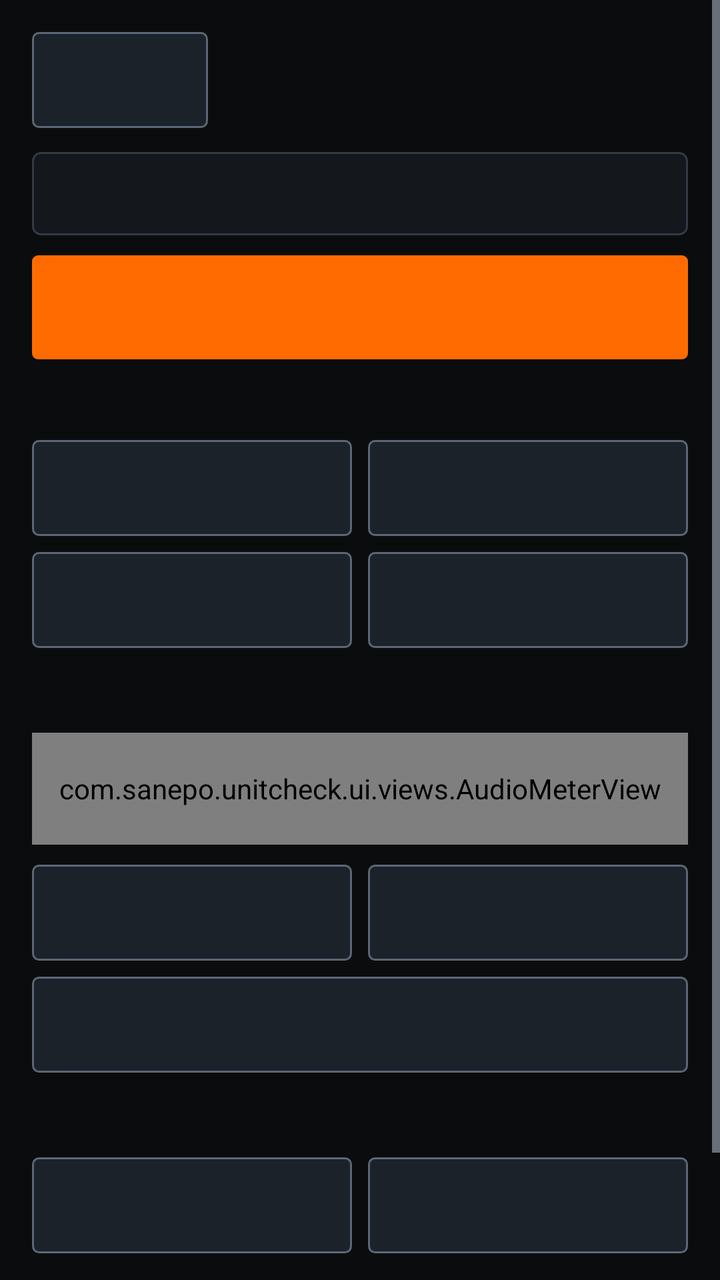
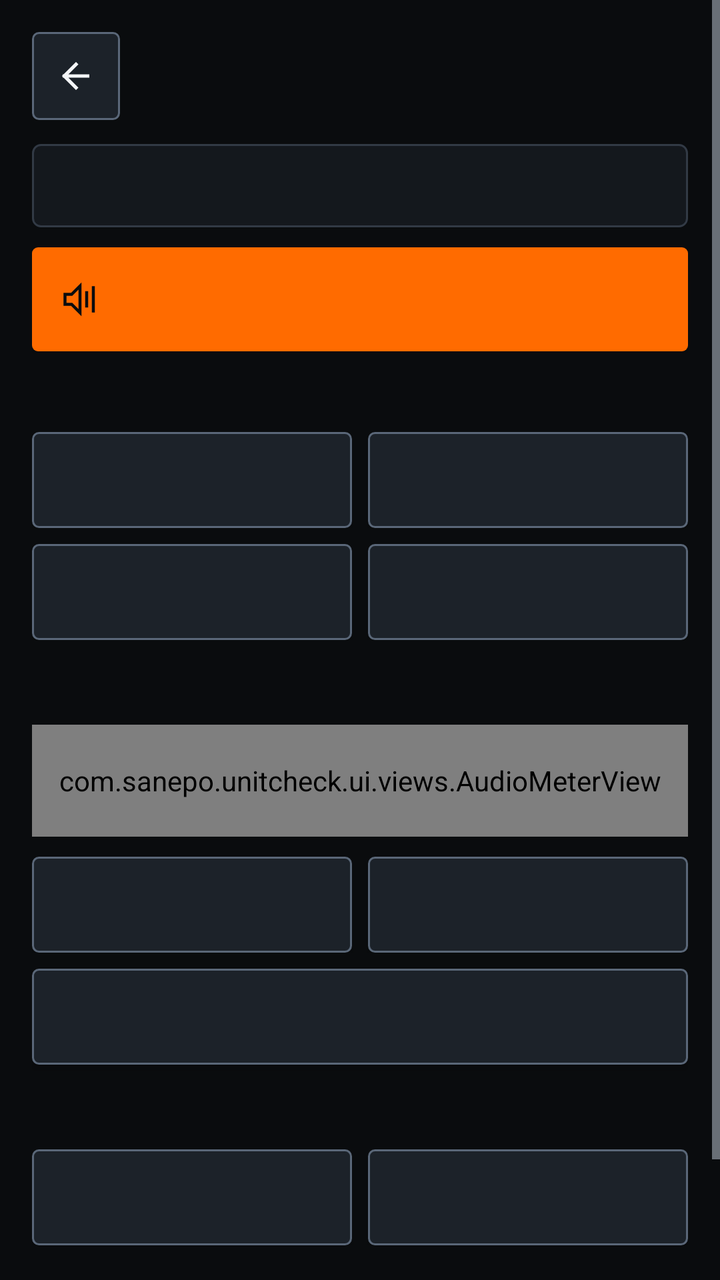

The first picture is an Android layout as it rendered before a commit; the second is the same layout after the commit. The layout source and the unified diff follow.
<!-- AndroidManifest.xml: activity theme Theme.SanepoUnitCheck -->
<!-- res/layout/activity_audio_test.xml -->
<?xml version="1.0" encoding="utf-8"?>
<ScrollView xmlns:android="http://schemas.android.com/apk/res/android"
    android:id="@+id/rootAudioTest"
    android:layout_width="match_parent"
    android:layout_height="match_parent"
    android:background="@color/bg_canvas"
    android:clipToPadding="false">

    <LinearLayout
        android:layout_width="match_parent"
        android:layout_height="wrap_content"
        android:orientation="vertical"
        android:padding="16dp">

        <TextView
            android:id="@+id/tvWizardStep"
            android:layout_width="match_parent"
            android:layout_height="wrap_content"
            android:layout_marginBottom="10dp"
            android:background="@drawable/bg_badge_warn"
            android:paddingHorizontal="10dp"
            android:paddingVertical="6dp"
            android:textColor="@color/status_warn_fg"
            android:textSize="12sp"
            android:textStyle="bold"
            android:visibility="gone" />

        <LinearLayout
            android:layout_width="match_parent"
            android:layout_height="wrap_content"
            android:gravity="center_vertical"
            android:orientation="horizontal">

            <Button
                android:id="@+id/btnBackAudio"
                android:layout_width="wrap_content"
                android:layout_height="48dp"
                android:background="@drawable/bg_btn_secondary"
                android:focusable="true"
                android:paddingHorizontal="14dp"
                android:textColor="@color/text_primary" />

            <TextView
                android:id="@+id/tvAudioTitle"
                android:layout_width="0dp"
                android:layout_height="wrap_content"
                android:layout_marginStart="12dp"
                android:layout_weight="1"
                android:textColor="@color/text_primary"
                android:textSize="18sp"
                android:textStyle="bold" />
        </LinearLayout>

        <TextView
            android:id="@+id/tvAudioStatus"
            style="@style/TechValueMono"
            android:layout_width="match_parent"
            android:layout_height="wrap_content"
            android:layout_marginTop="12dp"
            android:background="@drawable/bg_card_sharp"
            android:lineSpacingExtra="3dp"
            android:padding="12dp"
            android:textColor="@color/text_secondary" />

        <Button
            android:id="@+id/btnQuickLoopback"
            android:layout_width="match_parent"
            android:layout_height="52dp"
            android:layout_marginTop="10dp"
            android:background="@drawable/bg_btn_primary"
            android:focusable="true"
            android:textColor="@color/text_on_accent"
            android:textSize="13sp"
            android:textStyle="bold" />

        <TextView
            android:id="@+id/tvSecSpeakers"
            style="@style/TechSectionHeader"
            android:layout_width="match_parent"
            android:layout_height="wrap_content"
            android:layout_marginTop="16dp" />

        <LinearLayout
            android:layout_width="match_parent"
            android:layout_height="wrap_content"
            android:layout_marginTop="8dp"
            android:orientation="horizontal">

            <Button
                android:id="@+id/btnEarpieceTone"
                android:layout_width="0dp"
                android:layout_height="48dp"
                android:layout_weight="1"
                android:background="@drawable/bg_btn_secondary"
                android:focusable="true"
                android:textColor="@color/text_primary" />

            <Button
                android:id="@+id/btnSpeakerTone"
                android:layout_width="0dp"
                android:layout_height="48dp"
                android:layout_marginStart="8dp"
                android:layout_weight="1"
                android:background="@drawable/bg_btn_secondary"
                android:focusable="true"
                android:textColor="@color/text_primary" />
        </LinearLayout>

        <LinearLayout
            android:layout_width="match_parent"
            android:layout_height="wrap_content"
            android:layout_marginTop="8dp"
            android:orientation="horizontal">

            <Button
                android:id="@+id/btnSpeakerLeft"
                android:layout_width="0dp"
                android:layout_height="48dp"
                android:layout_weight="1"
                android:background="@drawable/bg_btn_secondary"
                android:focusable="true"
                android:textColor="@color/text_primary" />

            <Button
                android:id="@+id/btnSpeakerRight"
                android:layout_width="0dp"
                android:layout_height="48dp"
                android:layout_marginStart="8dp"
                android:layout_weight="1"
                android:background="@drawable/bg_btn_secondary"
                android:focusable="true"
                android:textColor="@color/text_primary" />
        </LinearLayout>

        <TextView
            android:id="@+id/tvSecMics"
            style="@style/TechSectionHeader"
            android:layout_width="match_parent"
            android:layout_height="wrap_content"
            android:layout_marginTop="18dp" />

        <com.sanepo.unitcheck.ui.views.AudioMeterView
            android:id="@+id/audioMeterView"
            android:layout_width="match_parent"
            android:layout_height="56dp"
            android:layout_marginTop="8dp" />

        <LinearLayout
            android:layout_width="match_parent"
            android:layout_height="wrap_content"
            android:layout_marginTop="10dp"
            android:orientation="horizontal">

            <Button
                android:id="@+id/btnRecPrimaryMic"
                android:layout_width="0dp"
                android:layout_height="48dp"
                android:layout_weight="1"
                android:background="@drawable/bg_btn_secondary"
                android:focusable="true"
                android:textColor="@color/accent_amber_text"
                android:textStyle="bold" />

            <Button
                android:id="@+id/btnRecSecondaryMic"
                android:layout_width="0dp"
                android:layout_height="48dp"
                android:layout_marginStart="8dp"
                android:layout_weight="1"
                android:background="@drawable/bg_btn_secondary"
                android:focusable="true"
                android:textColor="@color/text_primary" />
        </LinearLayout>

        <Button
            android:id="@+id/btnPlaybackMic"
            android:layout_width="match_parent"
            android:layout_height="48dp"
            android:layout_marginTop="8dp"
            android:background="@drawable/bg_btn_secondary"
            android:focusable="true"
            android:textColor="@color/text_primary"
            android:textStyle="bold" />

        <TextView
            android:id="@+id/tvSecHaptics"
            style="@style/TechSectionHeader"
            android:layout_width="match_parent"
            android:layout_height="wrap_content"
            android:layout_marginTop="18dp" />

        <LinearLayout
            android:layout_width="match_parent"
            android:layout_height="wrap_content"
            android:layout_marginTop="8dp"
            android:orientation="horizontal">

            <Button
                android:id="@+id/btnVibeShort"
                android:layout_width="0dp"
                android:layout_height="48dp"
                android:layout_weight="1"
                android:background="@drawable/bg_btn_secondary"
                android:focusable="true"
                android:textColor="@color/text_primary" />

            <Button
                android:id="@+id/btnVibePattern"
                android:layout_width="0dp"
                android:layout_height="48dp"
                android:layout_marginStart="8dp"
                android:layout_weight="1"
                android:background="@drawable/bg_btn_secondary"
                android:focusable="true"
                android:textColor="@color/text_primary" />
        </LinearLayout>

        <LinearLayout
            android:layout_width="match_parent"
            android:layout_height="wrap_content"
            android:layout_marginTop="20dp"
            android:orientation="horizontal">

            <Button
                android:id="@+id/btnAudioPass"
                android:layout_width="0dp"
                android:layout_height="48dp"
                android:layout_weight="1"
                android:background="@drawable/bg_badge_pass"
                android:focusable="true"
                android:textColor="@color/status_pass_fg"
                android:textStyle="bold" />

            <Button
                android:id="@+id/btnAudioFail"
                android:layout_width="0dp"
                android:layout_height="48dp"
                android:layout_marginStart="10dp"
                android:layout_weight="1"
                android:background="@drawable/bg_badge_fail"
                android:focusable="true"
                android:textColor="@color/status_fail_fg"
                android:textStyle="bold" />
        </LinearLayout>
    </LinearLayout>
</ScrollView>
<!-- resources referenced by this layout -->
<resources>
  <color name="accent_amber_text">#FF8C38</color>
  <color name="bg_canvas">#0A0C0E</color>
  <color name="status_fail_fg">#F87171</color>
  <color name="status_pass_fg">#4ADE80</color>
  <color name="status_warn_fg">#FBBF24</color>
  <color name="text_on_accent">#0A0C0E</color>
  <color name="text_primary">#F4F6F8</color>
  <color name="text_secondary">#C2CCD6</color>
  <!-- drawable bg_badge_warn (drawable) -->
  <?xml version="1.0" encoding="utf-8"?>
  <shape xmlns:android="http://schemas.android.com/apk/res/android" android:shape="rectangle">
      <solid android:color="@color/status_warn_bg" />
      <stroke android:width="1dp" android:color="@color/status_warn_border" />
      <corners android:radius="2dp" />
  </shape>
  <style name="TechSectionHeader">
          <item name="android:textSize">12sp</item>
          <item name="android:textStyle">bold</item>
          <item name="android:textColor">@color/accent_amber_text</item>
          <item name="android:letterSpacing">0.08</item>
      </style>
  <style name="TechValueMono">
          <item name="android:fontFamily">monospace</item>
          <item name="android:textColor">@color/text_primary</item>
          <item name="android:textSize">13sp</item>
      </style>
  <color name="status_fail_bg">#311014</color>
  <color name="status_fail_border">#DC2626</color>
  <color name="status_pass_bg">#0B2816</color>
  <color name="status_pass_border">#22C55E</color>
  <color name="status_warn_bg">#2B1F06</color>
  <color name="status_warn_border">#D97706</color>
  <color name="accent_amber">#FF6B00</color>
  <color name="accent_amber_pressed">#E05D00</color>
  <color name="bg_well">#1C2229</color>
  <color name="border_focus">#FF8533</color>
  <color name="bg_well_pressed">#27303A</color>
  <color name="border_control">#5A6778</color>
  <color name="bg_surface">#14181D</color>
  <color name="border_sharp">#323A45</color>
  <!-- unchanged entries left out for length: 6 -->
</resources>

<!-- the commit's change to res/layout/activity_audio_test.xml (unified diff, before → after) -->
@@ -1,5 +1,6 @@
 <?xml version="1.0" encoding="utf-8"?>
 <ScrollView xmlns:android="http://schemas.android.com/apk/res/android"
+    xmlns:app="http://schemas.android.com/apk/res-auto"
     android:id="@+id/rootAudioTest"
     android:layout_width="match_parent"
     android:layout_height="match_parent"
@@ -31,14 +32,17 @@
             android:gravity="center_vertical"
             android:orientation="horizontal">
 
-            <Button
+            <ImageButton
                 android:id="@+id/btnBackAudio"
-                android:layout_width="wrap_content"
-                android:layout_height="48dp"
-                android:background="@drawable/bg_btn_secondary"
-                android:focusable="true"
-                android:paddingHorizontal="14dp"
-                android:textColor="@color/text_primary" />
+                android:layout_width="44dp"
+                android:layout_height="44dp"
+                android:background="@drawable/bg_btn_secondary"
+                android:contentDescription="Back"
+                android:focusable="true"
+                android:padding="11dp"
+                android:scaleType="centerInside"
+                android:src="@drawable/ic_back"
+                app:tint="@color/text_primary" />
 
             <TextView
                 android:id="@+id/tvAudioTitle"
@@ -68,10 +72,15 @@
             android:layout_height="52dp"
             android:layout_marginTop="10dp"
             android:background="@drawable/bg_btn_primary"
+            android:drawablePadding="8dp"
             android:focusable="true"
+            android:gravity="center"
+            android:paddingHorizontal="14dp"
             android:textColor="@color/text_on_accent"
             android:textSize="13sp"
-            android:textStyle="bold" />
+            android:textStyle="bold"
+            app:drawableStartCompat="@drawable/ic_audio_wave"
+            app:drawableTint="@color/text_on_accent" />
 
         <TextView
             android:id="@+id/tvSecSpeakers"
@@ -227,9 +236,14 @@
                 android:layout_height="48dp"
                 android:layout_weight="1"
                 android:background="@drawable/bg_badge_pass"
-                android:focusable="true"
+                android:drawablePadding="6dp"
+                android:focusable="true"
+                android:gravity="center"
+                android:paddingHorizontal="10dp"
                 android:textColor="@color/status_pass_fg"
-                android:textStyle="bold" />
+                android:textStyle="bold"
+                app:drawableStartCompat="@drawable/ic_check_mark"
+                app:drawableTint="@color/status_pass_fg" />
 
             <Button
                 android:id="@+id/btnAudioFail"
@@ -238,9 +252,14 @@
                 android:layout_marginStart="10dp"
                 android:layout_weight="1"
                 android:background="@drawable/bg_badge_fail"
-                android:focusable="true"
+                android:drawablePadding="6dp"
+                android:focusable="true"
+                android:gravity="center"
+                android:paddingHorizontal="10dp"
                 android:textColor="@color/status_fail_fg"
-                android:textStyle="bold" />
+                android:textStyle="bold"
+                app:drawableStartCompat="@drawable/ic_cross_mark"
+                app:drawableTint="@color/status_fail_fg" />
         </LinearLayout>
     </LinearLayout>
 </ScrollView>
<!-- resource entries referenced after the edit -->
@@ -15,6 +15,62 @@
       <stroke android:width="1dp" android:color="@color/status_warn_border" />
       <corners android:radius="2dp" />
   </shape>
+  <!-- drawable ic_audio_wave (drawable) -->
+  <?xml version="1.0" encoding="utf-8"?>
+  <vector xmlns:android="http://schemas.android.com/apk/res/android"
+      android:width="20dp"
+      android:height="20dp"
+      android:viewportWidth="24"
+      android:viewportHeight="24">
+      <path
+          android:pathData="M3,9 H7 L12,4 V20 L7,15 H3 Z M16,8 V16 M20,5 V19"
+          android:strokeColor="#FFFFFF"
+          android:strokeLineCap="square"
+          android:strokeLineJoin="miter"
+          android:strokeWidth="1.8" />
+  </vector>
+  <!-- drawable ic_back (drawable) -->
+  <?xml version="1.0" encoding="utf-8"?>
+  <vector xmlns:android="http://schemas.android.com/apk/res/android"
+      android:width="20dp"
+      android:height="20dp"
+      android:viewportWidth="24"
+      android:viewportHeight="24">
+      <path
+          android:pathData="M19,12 H5 M12,5 L5,12 L12,19"
+          android:strokeColor="#FFFFFF"
+          android:strokeLineCap="square"
+          android:strokeLineJoin="miter"
+          android:strokeWidth="2" />
+  </vector>
+  <!-- drawable ic_check_mark (drawable) -->
+  <?xml version="1.0" encoding="utf-8"?>
+  <vector xmlns:android="http://schemas.android.com/apk/res/android"
+      android:width="20dp"
+      android:height="20dp"
+      android:viewportWidth="24"
+      android:viewportHeight="24">
+      <path
+          android:pathData="M4,12.5 L9.5,18 L20,6.5"
+          android:strokeColor="#FFFFFF"
+          android:strokeLineCap="square"
+          android:strokeLineJoin="miter"
+          android:strokeWidth="2.3" />
+  </vector>
+  <!-- drawable ic_cross_mark (drawable) -->
+  <?xml version="1.0" encoding="utf-8"?>
+  <vector xmlns:android="http://schemas.android.com/apk/res/android"
+      android:width="20dp"
+      android:height="20dp"
+      android:viewportWidth="24"
+      android:viewportHeight="24">
+      <path
+          android:pathData="M6,6 L18,18 M18,6 L6,18"
+          android:strokeColor="#FFFFFF"
+          android:strokeLineCap="square"
+          android:strokeLineJoin="miter"
+          android:strokeWidth="2.3" />
+  </vector>
   <style name="TechSectionHeader">
           <item name="android:textSize">12sp</item>
           <item name="android:textStyle">bold</item>
